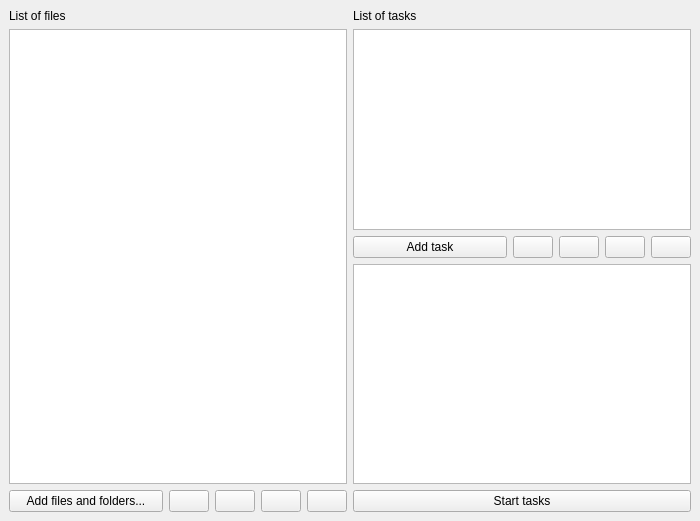
First picture: the form in src/windows/ImageUpscalerQt.ui, repository GRAPHENE9932/ImageUpscalerQt, before the edit.
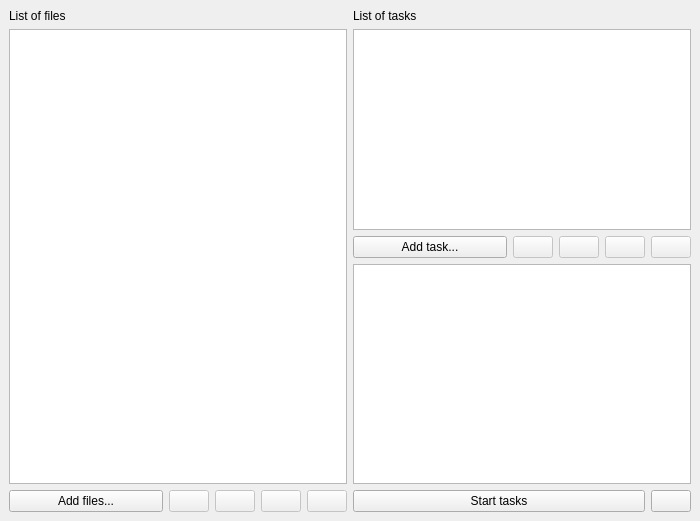
Second picture: the form after the edit. Icons and pictures are not drawn.

Commit message: Modify main UI and set connections to the UI file.

The edit to the form file:
```diff
--- a/src/windows/ImageUpscalerQt.ui
+++ b/src/windows/ImageUpscalerQt.ui
@@ -39,7 +39,7 @@
         <item>
          <widget class="QPushButton" name="add_file_button">
           <property name="text">
-           <string>Add files and folders...</string>
+           <string>Add files...</string>
           </property>
           <property name="icon">
            <iconset theme="list-add"/>
@@ -48,6 +48,9 @@
         </item>
         <item>
          <widget class="QPushButton" name="file_up_button">
+          <property name="enabled">
+           <bool>false</bool>
+          </property>
           <property name="text">
            <string/>
           </property>
@@ -59,6 +62,9 @@
         </item>
         <item>
          <widget class="QPushButton" name="file_down_button">
+          <property name="enabled">
+           <bool>false</bool>
+          </property>
           <property name="text">
            <string/>
           </property>
@@ -70,6 +76,9 @@
         </item>
         <item>
          <widget class="QPushButton" name="file_remove_button">
+          <property name="enabled">
+           <bool>false</bool>
+          </property>
           <property name="text">
            <string/>
           </property>
@@ -81,6 +90,9 @@
         </item>
         <item>
          <widget class="QPushButton" name="file_clear_button">
+          <property name="enabled">
+           <bool>false</bool>
+          </property>
           <property name="text">
            <string/>
           </property>
@@ -113,7 +125,7 @@
           <item>
            <widget class="QPushButton" name="add_task_button">
             <property name="text">
-             <string>Add task</string>
+             <string>Add task...</string>
             </property>
             <property name="icon">
              <iconset theme="list-add"/>
@@ -122,6 +134,9 @@
           </item>
           <item>
            <widget class="QPushButton" name="task_up_button">
+            <property name="enabled">
+             <bool>false</bool>
+            </property>
             <property name="text">
              <string/>
             </property>
@@ -133,6 +148,9 @@
           </item>
           <item>
            <widget class="QPushButton" name="task_down_button">
+            <property name="enabled">
+             <bool>false</bool>
+            </property>
             <property name="text">
              <string/>
             </property>
@@ -144,6 +162,9 @@
           </item>
           <item>
            <widget class="QPushButton" name="task_remove_button">
+            <property name="enabled">
+             <bool>false</bool>
+            </property>
             <property name="text">
              <string/>
             </property>
@@ -155,6 +176,9 @@
           </item>
           <item>
            <widget class="QPushButton" name="task_clear_button">
+            <property name="enabled">
+             <bool>false</bool>
+            </property>
             <property name="text">
              <string/>
             </property>
@@ -178,14 +202,30 @@
          </widget>
         </item>
         <item>
-         <widget class="QPushButton" name="start_task_button">
-          <property name="text">
-           <string>Start tasks</string>
-          </property>
-          <property name="icon">
-           <iconset theme="media-playback-start"/>
-          </property>
-         </widget>
+         <layout class="QHBoxLayout" name="start_task_layout" stretch="1,0">
+          <item>
+           <widget class="QPushButton" name="start_task_button">
+            <property name="text">
+             <string>Start tasks</string>
+            </property>
+            <property name="icon">
+             <iconset theme="media-playback-start">
+              <normaloff>.</normaloff>.</iconset>
+            </property>
+           </widget>
+          </item>
+          <item>
+           <widget class="QPushButton" name="about_button">
+            <property name="text">
+             <string/>
+            </property>
+            <property name="icon">
+             <iconset theme="help-about">
+              <normaloff>.</normaloff>.</iconset>
+            </property>
+           </widget>
+          </item>
+         </layout>
         </item>
        </layout>
       </item>
```
Left out of the diff: 249 changed lines with no effect on the pictures.
